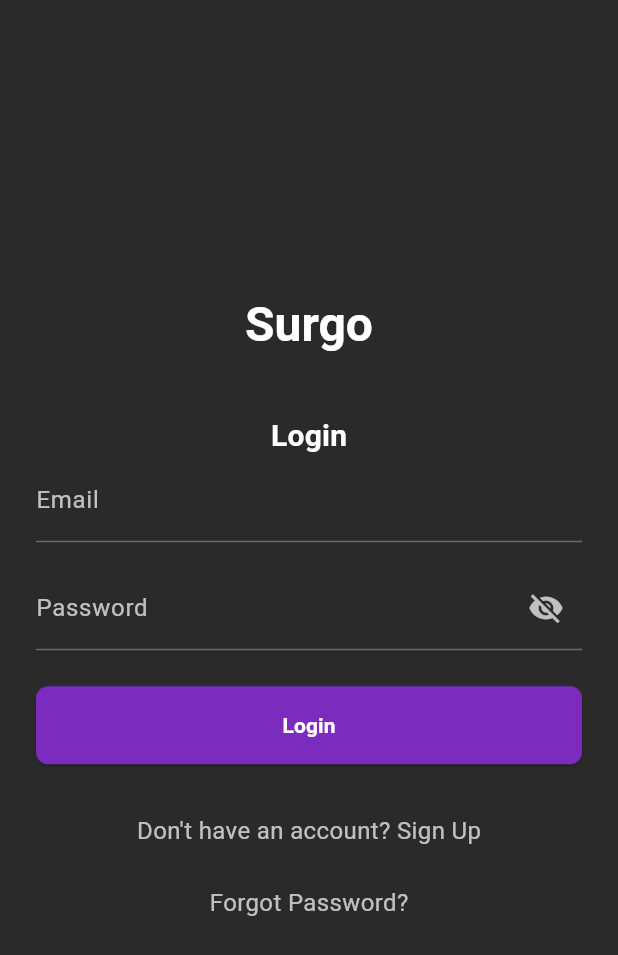
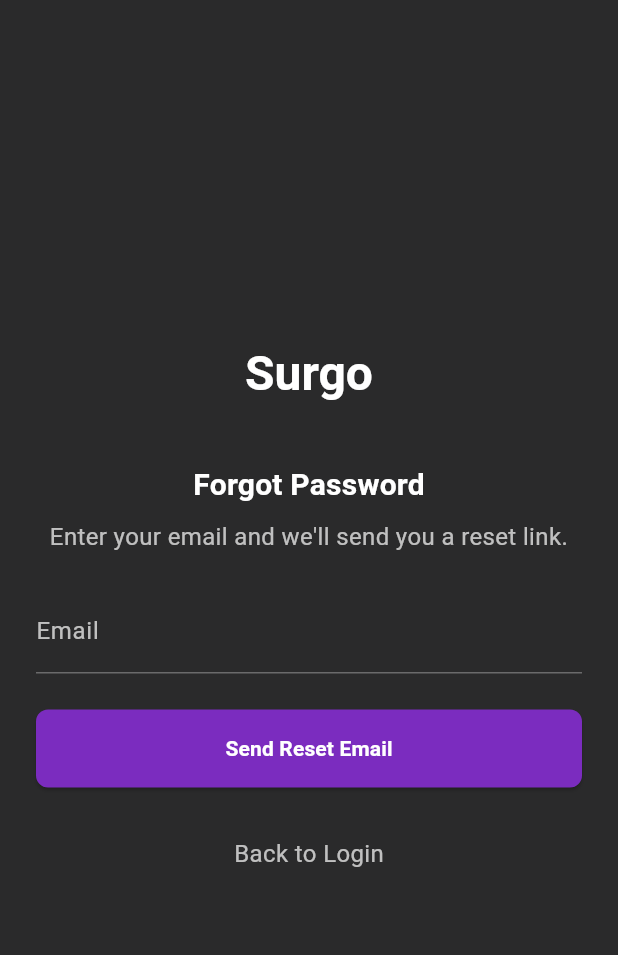
Before and after one commit to FarisAleemAhmad/Surgo, a Flutter app: the screen it shows after launch, after a tap on "Forgot Password?", on a phone screen of 412 x 824 dp. Shown: the top 955 px of the screen. Run offline on Flutter 3.47's test engine with Material 3 defaults, Android fonts, the phone set to English and light mode, and no system bars; our stand-ins replace another_flushbar, dio, email_validator, flutter_secure_storage; network calls fail; Roboto replaces fonts that are missing (Pontano Sans).

Commit message:
Add forgot password functionality across backend and frontend
Implements the full forgot-password flow: a new POST /api/auth/forgot-password
endpoint calls Supabase's resetPasswordForEmail, always returning success to
prevent email enumeration. The Flutter side adds a ForgotPasswordScreen
(email field, send reset email button, back to login link) following existing
auth screen conventions, with the Login screen's stub button now wired to it.

Co-Authored-By: Claude Sonnet 4.6 <noreply@anthropic.com>

```diff
--- a/development/surgo_app/lib/app/app.dart
+++ b/development/surgo_app/lib/app/app.dart
@@ -7,6 +7,7 @@ import 'theme/app_theme.dart';
 // auth screens
 import '../features/auth/presentation/login_screen.dart';
 import '../features/auth/presentation/signup_screen.dart';
+import '../features/auth/presentation/forgot_password_screen.dart';
 import '../features/home/presentation/home_screen.dart';
 
 class App extends StatelessWidget {
@@ -24,6 +25,7 @@ class App extends StatelessWidget {
       routes: {
         '/login': (context) => const LoginScreen(),
         '/signup': (context) => const SignUpScreen(),
+        '/forgot-password': (context) => const ForgotPasswordScreen(),
         '/home': (context) => const HomeScreen(),
       },
     );
--- a/development/surgo_app/lib/features/auth/data/auth_repository.dart
+++ b/development/surgo_app/lib/features/auth/data/auth_repository.dart
@@ -25,6 +25,13 @@ class AuthRepository {
     );
   }
 
+  Future<void> forgotPassword(String email) async {
+    await _api.post(
+      '/api/auth/forgot-password',
+      data: {'email': email},
+    );
+  }
+
   Future<void> deleteAccount() async {
     await _api.delete('/api/auth/delete');
   }
--- /dev/null
+++ b/development/surgo_app/lib/features/auth/presentation/forgot_password_screen.dart
@@ -0,0 +1,133 @@
+// package imports
+import 'package:flutter/material.dart';
+import 'package:email_validator/email_validator.dart';
+
+// local imports
+import '../../../shared/widgets/custom_button.dart';
+import '../../../shared/utils/app_notifier.dart';
+import '../data/auth_repository.dart';
+
+// stateful forgot password screen
+class ForgotPasswordScreen extends StatefulWidget {
+  const ForgotPasswordScreen({super.key});
+
+  @override
+  State<ForgotPasswordScreen> createState() => _ForgotPasswordScreenState();
+}
+
+// extension of stateful forgot password screen
+class _ForgotPasswordScreenState extends State<ForgotPasswordScreen> {
+  // form controller + global key
+  final _formKey = GlobalKey<FormState>();
+  final _emailController = TextEditingController();
+
+  // authRepo class instance
+  final _authRepo = AuthRepository();
+
+  // function to dispose of controller to free resources
+  @override
+  void dispose() {
+    _emailController.dispose();
+    super.dispose();
+  }
+
+  // function to request password reset (used in send reset email button)
+  Future<void> _handleForgotPassword(BuildContext context) async {
+    if (!_formKey.currentState!.validate()) return;
+
+    try {
+      await _authRepo.forgotPassword(_emailController.text.trim());
+      if (!mounted) return;
+
+      // always show success -- server does not reveal if email is registered
+      AppNotifier.showSuccess(
+        context,
+        "If that email is registered, a reset link has been sent.",
+      );
+
+      Navigator.pushReplacementNamed(context, '/login');
+    } catch (err) {
+      if (!mounted) return;
+      AppNotifier.showError(context, err);
+    }
+  }
+
+  // function to build the scaffold/page layout
+  @override
+  Widget build(BuildContext context) {
+    final theme = Theme.of(context); // theme generalization -- defined in lib/app/theme
+
+    // return the forgot password screen layout
+    return Scaffold(
+      backgroundColor: theme.scaffoldBackgroundColor,
+      body: Center(
+        child: SingleChildScrollView(
+          padding: const EdgeInsets.symmetric(horizontal: 24),
+          child: Form(
+            key: _formKey,
+            child: Column(
+              mainAxisAlignment: MainAxisAlignment.center,
+              children: [
+                // text SURGO title
+                Text("Surgo", style: theme.textTheme.displayMedium),
+                const SizedBox(height: 40),
+
+                // text Forgot Password title
+                Text("Forgot Password", style: theme.textTheme.titleMedium),
+                const SizedBox(height: 8),
+
+                // instructional subtitle
+                Text(
+                  "Enter your email and we'll send you a reset link.",
+                  style: theme.textTheme.bodyMedium,
+                  textAlign: TextAlign.center,
+                ),
+                const SizedBox(height: 24),
+
+                // email field
+                TextFormField(
+                  controller: _emailController,
+                  keyboardType: TextInputType.emailAddress,
+                  decoration: const InputDecoration(labelText: "Email"),
+                  validator: (value) {
+                    // null / empty
+                    if (value == null || value.trim().isEmpty) {
+                      return 'Email is required';
+                    }
+                    // email syntax check
+                    if (!EmailValidator.validate(value.trim())) {
+                      return 'Enter a valid email';
+                    }
+                    // no error
+                    return null;
+                  },
+                ),
+                const SizedBox(height: 24),
+
+                // send reset email button
+                CustomButton(
+                  text: "Send Reset Email",
+                  onPressed: () {
+                    _handleForgotPassword(context);
+                  },
+                ),
+                const SizedBox(height: 20),
+
+                // text button - back to login
+                TextButton(
+                  onPressed: () {
+                    Navigator.pushReplacementNamed(context, '/login');
+                  },
+                  child: Text(
+                    "Back to Login",
+                    style: theme.textTheme.bodyMedium,
+                  ),
+                ),
+              ],
+            ),
+          ),
+        ),
+      ),
+    );
+  }
+}
--- a/development/surgo_app/lib/features/auth/presentation/login_screen.dart
+++ b/development/surgo_app/lib/features/auth/presentation/login_screen.dart
@@ -155,9 +155,11 @@ class _LoginScreenState extends State<LoginScreen> {
                   ),
                 ),
 
-                // text button - forgot password navigation to password reset -- LINK NAVIGATION LATER ON
+                // text button - forgot password -- navigates to forgot password screen
                 TextButton(
-                  onPressed: () {},
+                  onPressed: () {
+                    Navigator.pushNamed(context, '/forgot-password');
+                  },
                   child: Text(
                     "Forgot Password?",
                     style: theme.textTheme.bodyMedium,
```
Also changed, not shown: 4 other files.
